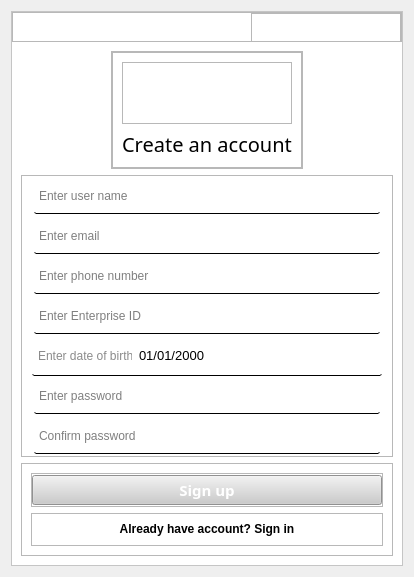
Before: the Qt Designer form Frontend/login_resgister.ui in XxDdUu/DACS01, drawn with Qt 5.
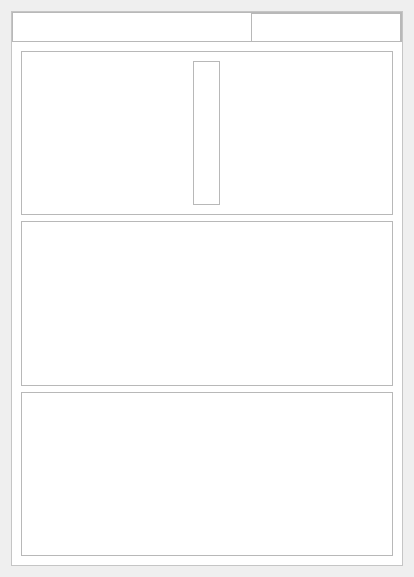
After: the same form once the commit is applied. The open tabs and pages were chosen to show the change. Icons and pictures are not drawn. Custom widgets are drawn as their Qt base class.

Commit message: add enterprise_register

```diff
--- a/Frontend/login_resgister.ui
+++ b/Frontend/login_resgister.ui
@@ -811,7 +811,91 @@
           </item>
          </layout>
         </widget>
-        <widget class="QWidget" name="Reg"/>
+        <widget class="QWidget" name="Enterprise_Register">
+         <layout class="QVBoxLayout" name="verticalLayout_8">
+          <item>
+           <widget class="QFrame" name="image_frame_enterprise">
+            <property name="frameShape">
+             <enum>QFrame::StyledPanel</enum>
+            </property>
+            <property name="frameShadow">
+             <enum>QFrame::Raised</enum>
+            </property>
+            <layout class="QHBoxLayout" name="horizontalLayout_7">
+             <item alignment="Qt::AlignHCenter">
+              <widget class="QFrame" name="frame_5">
+               <property name="maximumSize">
+                <size>
+                 <width>16777215</width>
+                 <height>16777215</height>
+                </size>
+               </property>
+               <property name="frameShape">
+                <enum>QFrame::StyledPanel</enum>
+               </property>
+               <property name="frameShadow">
+                <enum>QFrame::Raised</enum>
+               </property>
+               <layout class="QVBoxLayout" name="verticalLayout_9">
+                <property name="leftMargin">
+                 <number>9</number>
+                </property>
+                <item>
+                 <widget class="QLabel" name="label_2">
+                  <property name="maximumSize">
+                   <size>
+                    <width>100</width>
+                    <height>100</height>
+                   </size>
+                  </property>
+                  <property name="lineWidth">
+                   <number>0</number>
+                  </property>
+                  <property name="text">
+                   <string/>
+                  </property>
+                  <property name="pixmap">
+                   <pixmap resource="View/img/resources.qrc">:/img/icon/enterprise.svg</pixmap>
+                  </property>
+                  <property name="scaledContents">
+                   <bool>true</bool>
+                  </property>
+                  <property name="alignment">
+                   <set>Qt::AlignCenter</set>
+                  </property>
+                  <property name="margin">
+                   <number>0</number>
+                  </property>
+                 </widget>
+                </item>
+               </layout>
+              </widget>
+             </item>
+            </layout>
+           </widget>
+          </item>
+          <item>
+           <widget class="QFrame" name="frame_4">
+            <property name="frameShape">
+             <enum>QFrame::StyledPanel</enum>
+            </property>
+            <property name="frameShadow">
+             <enum>QFrame::Raised</enum>
+            </property>
+           </widget>
+          </item>
+          <item>
+           <widget class="QFrame" name="frame_2">
+            <property name="frameShape">
+             <enum>QFrame::StyledPanel</enum>
+            </property>
+            <property name="frameShadow">
+             <enum>QFrame::Raised</enum>
+            </property>
+           </widget>
+          </item>
+         </layout>
+        </widget>
        </widget>
       </item>
      </layout>
```
Left out of the diff: 10 changed lines with no effect on the pictures. The commit also changes 6 other files.
